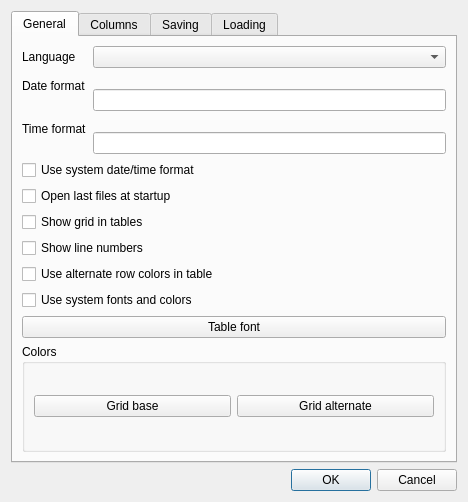
Old version of the form app/settingsdialog.ui in the repository DarkHobbit/doublecontact.
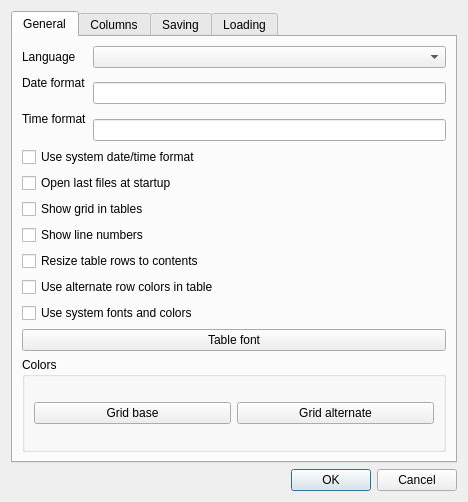
New version of the form.

Commit message: Rows in table can be resized to contents

What changed in the file:
```diff
--- a/app/settingsdialog.ui
+++ b/app/settingsdialog.ui
@@ -86,6 +86,13 @@
          </property>
         </widget>
        </item>
+       <item>
+        <widget class="QCheckBox" name="cbResizeTableRowsToContents">
+         <property name="text">
+          <string>Resize table rows to contents</string>
+         </property>
+        </widget>
+       </item>
        <item>
         <widget class="QCheckBox" name="cbUseTableAlternateColors">
          <property name="text">
```
The commit also changes 21 other files.
